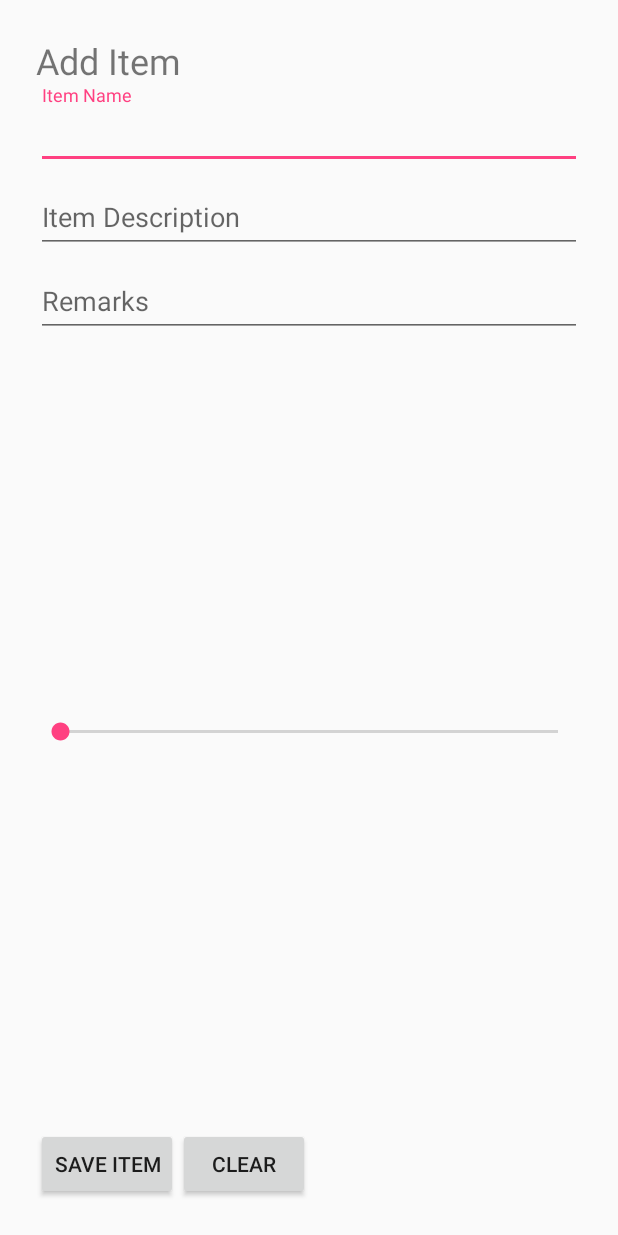
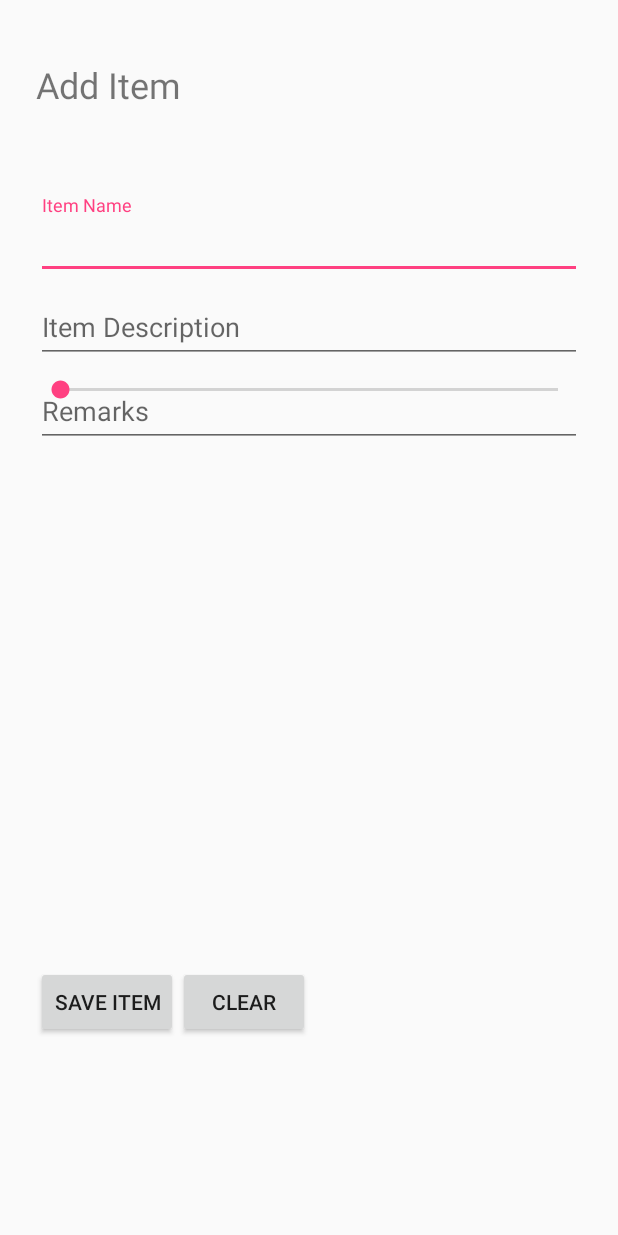
Before and after one commit to nurzanjefry/GeraiSidewalk, an Android app: the CreateItem screen opened directly, with no data from a screen before it, on a phone screen of 412 x 824 dp. Run offline under Robolectric (Android 15) with nearby library versions, the phone set to English and light mode, and no system bars.

Commit message:
Change CreateItem Layout

```diff
--- a/app/build.gradle
+++ b/app/build.gradle
@@ -30,6 +30,7 @@ dependencies {
     implementation 'com.android.support.constraint:constraint-layout:1.1.2'
     implementation 'com.android.support:recyclerview-v7:27.0.0'
 
+
     testImplementation 'junit:junit:4.12'
     androidTestImplementation 'com.android.support.test:runner:1.0.2'
     androidTestImplementation 'com.android.support.test.espresso:espresso-core:3.0.2'
--- a/app/src/main/java/com/dev/nurzan/gerai_sidewalk/CreateItem.java
+++ b/app/src/main/java/com/dev/nurzan/gerai_sidewalk/CreateItem.java
@@ -7,6 +7,7 @@ import android.os.Bundle;
 import android.support.v7.widget.CardView;
 import android.util.Log;
 import android.view.View;
+import android.widget.EditText;
 
 /**
  * Created by Nurzan Mohd Jefry on 2018096
--- a/app/src/main/res/layout/create_item.xml
+++ b/app/src/main/res/layout/create_item.xml
@@ -1,5 +1,5 @@
 <?xml version="1.0" encoding="utf-8"?>
-<LinearLayout xmlns:android="http://schemas.android.com/apk/res/android"
+<RelativeLayout xmlns:android="http://schemas.android.com/apk/res/android"
     android:layout_width="match_parent"
     android:layout_height="match_parent"
     android:orientation="vertical"
@@ -8,70 +8,93 @@
     <TextView
         android:layout_width="wrap_content"
         android:layout_height="wrap_content"
+        android:layout_alignParentTop="true"
+        android:layout_marginTop="16dp"
         android:text="Add Item"
-        android:textSize="24sp"/>
+        android:textSize="24sp"
+        android:id="@+id/nameTextView"/>
+
+    <LinearLayout
+        android:layout_width="match_parent"
+        android:layout_height="wrap_content"
+        android:layout_alignParentTop="true"
+        android:layout_centerHorizontal="true"
+        android:layout_marginTop="106dp"
+        android:orientation="vertical">
+
 
         <android.support.design.widget.TextInputLayout
             android:layout_width="match_parent"
-        android:layout_height="wrap_content">
+            android:layout_height="wrap_content"
+            android:layout_centerHorizontal="true">
 
             <android.support.design.widget.TextInputEditText
-            android:id="@+id/item_name"
-            android:hint="Item Name"
+                android:id="@+id/itemName"
                 android:layout_width="match_parent"
-            android:layout_height="wrap_content"/>
+                android:layout_height="wrap_content"
+                android:hint="Item Name" />
 
         </android.support.design.widget.TextInputLayout>
 
         <android.support.design.widget.TextInputLayout
             android:layout_width="match_parent"
-        android:layout_height="wrap_content">
+            android:layout_height="wrap_content"
+            android:layout_alignParentTop="true"
+            android:layout_centerHorizontal="true">
 
             <android.support.design.widget.TextInputEditText
-            android:id="@+id/item_desc"
-            android:hint="Item Description"
+                android:id="@+id/itemDesc"
                 android:layout_width="match_parent"
-            android:layout_height="wrap_content"/>
+                android:layout_height="wrap_content"
+                android:hint="Item Description" />
 
         </android.support.design.widget.TextInputLayout>
 
         <android.support.design.widget.TextInputLayout
             android:layout_width="match_parent"
-        android:layout_height="wrap_content">
-
+            android:layout_height="wrap_content"
+            android:layout_centerInParent="true">
 
 
             <android.support.design.widget.TextInputEditText
-            android:id="@+id/item_price"
-            android:hint="Remarks"
+                android:id="@+id/itemRemark"
                 android:layout_width="match_parent"
-            android:layout_height="wrap_content"/>
+                android:layout_height="wrap_content"
+                android:hint="Remarks" />
 
         </android.support.design.widget.TextInputLayout>
+
+    </LinearLayout>
+
 
     <SeekBar
         android:id="@+id/seekBar"
         android:layout_width="match_parent"
-        android:layout_height="10dp"
-        android:layout_weight="10" />
+        android:layout_height="20dp"
+        android:layout_alignParentStart="true"
+        android:layout_alignParentTop="true"
+        android:layout_marginTop="226dp" />
 
     <GridLayout
         android:layout_width="match_parent"
-        android:layout_height="wrap_content">
+        android:layout_height="wrap_content"
+        android:layout_alignParentBottom="true"
+        android:layout_centerHorizontal="true"
+        android:layout_marginBottom="108dp">
 
         <Button
             android:id="@+id/saveItemButton"
             android:layout_width="wrap_content"
             android:layout_height="wrap_content"
-            android:text="Save Item"/>
+            android:text="Save Item" />
 
         <Button
             android:id="@+id/clearItemButton"
             android:layout_width="wrap_content"
             android:layout_height="wrap_content"
-            android:text="Clear"
+            android:layout_column="1"
             android:layout_row="0"
-            android:layout_column="1" />
+            android:text="Clear" />
 
     </GridLayout>
 
@@ -80,4 +103,4 @@
 
 
 
-</LinearLayout>
+</RelativeLayout>
```
Lines whose indentation alone changed are shown as unchanged.
